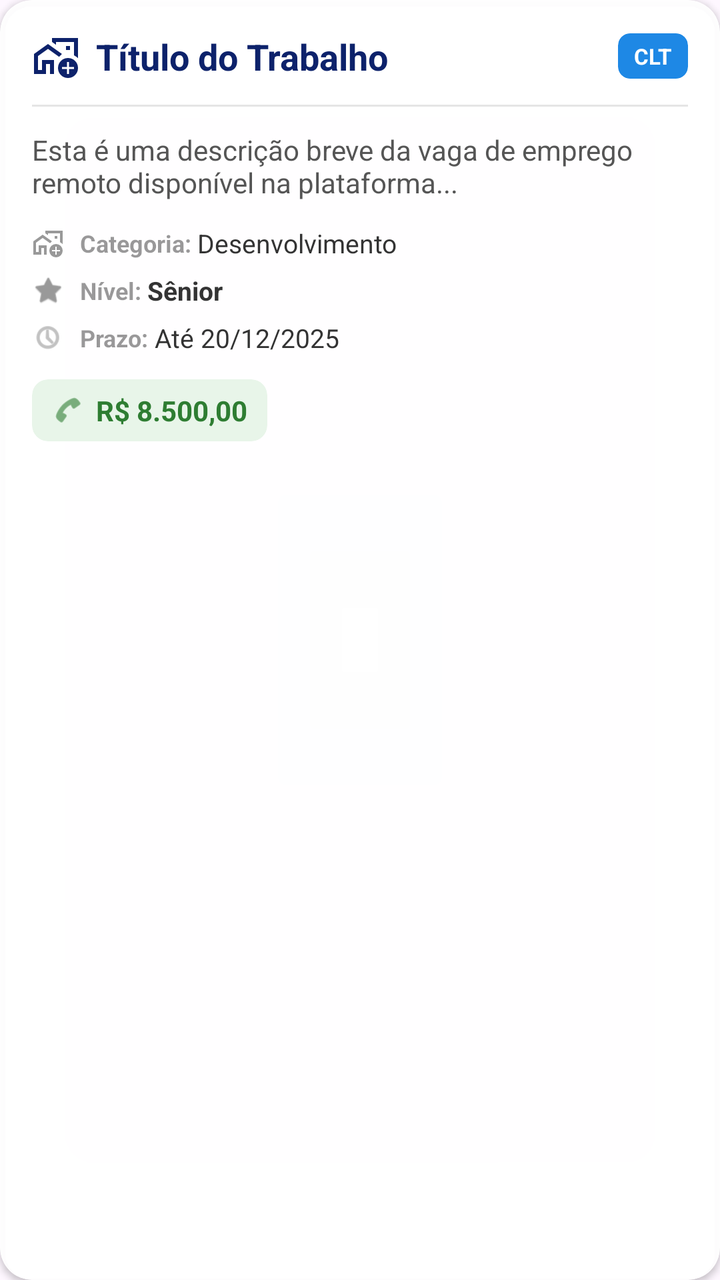
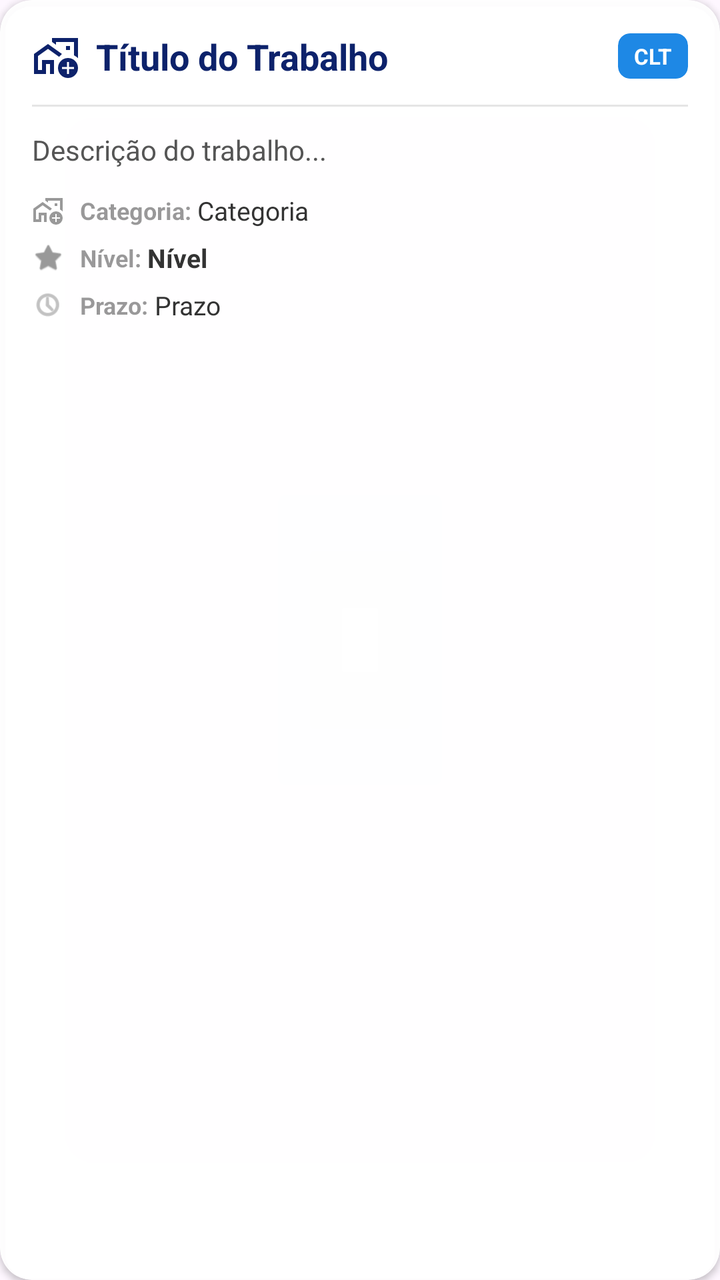

Two renders of the same Android screen: before a commit and after it. Below are the layout's source before the change and the commit's diff.
<!-- AndroidManifest.xml: application theme Theme.PlataformaRemota -->
<!-- res/layout/item_trabalho.xml -->
<?xml version="1.0" encoding="utf-8"?>
<com.google.android.material.card.MaterialCardView xmlns:android="http://schemas.android.com/apk/res/android"
    xmlns:app="http://schemas.android.com/apk/res-auto"
    xmlns:tools="http://schemas.android.com/tools"
    android:layout_width="match_parent"
    android:layout_height="wrap_content"
    android:layout_marginHorizontal="4dp"
    android:layout_marginVertical="6dp"
    app:cardBackgroundColor="#F2FFFFFF"
    app:cardCornerRadius="16dp"
    app:cardElevation="2dp"
    app:strokeWidth="0dp">

    <LinearLayout
        android:layout_width="match_parent"
        android:layout_height="wrap_content"
        android:orientation="vertical"
        android:padding="16dp">

        
        <RelativeLayout
            android:layout_width="match_parent"
            android:layout_height="wrap_content"
            android:layout_marginBottom="12dp">

            <ImageView
                android:id="@+id/imgWorkIcon"
                android:layout_width="24dp"
                android:layout_height="24dp"
                android:layout_alignParentStart="true"
                android:layout_centerVertical="true"
                android:layout_marginEnd="8dp"
                android:src="@drawable/ic_work_outline"
                app:tint="#0D226B" />

            <com.google.android.material.card.MaterialCardView
                android:id="@+id/cardTipoContrato"
                android:layout_width="wrap_content"
                android:layout_height="wrap_content"
                android:layout_alignParentEnd="true"
                android:layout_centerVertical="true"
                app:cardBackgroundColor="#1E88E5"
                app:cardCornerRadius="6dp"
                app:cardElevation="0dp"
                app:strokeWidth="0dp">

                <TextView
                    android:id="@+id/txtTipoContrato"
                    android:layout_width="wrap_content"
                    android:layout_height="wrap_content"
                    android:paddingHorizontal="8dp"
                    android:paddingVertical="4dp"
                    android:text="CLT"
                    android:textColor="@color/white"
                    android:textSize="11sp"
                    android:textStyle="bold"
                    tools:ignore="SmallSp" />
            </com.google.android.material.card.MaterialCardView>

            <TextView
                android:id="@+id/txtTitulo"
                android:layout_width="match_parent"
                android:layout_height="wrap_content"
                android:layout_toEndOf="@id/imgWorkIcon"
                android:layout_toStartOf="@id/cardTipoContrato"
                android:layout_centerVertical="true"
                android:ellipsize="end"
                android:maxLines="1"
                android:text="Título do Trabalho"
                android:textColor="#0D226B"
                android:textSize="18sp"
                android:textStyle="bold" />

        </RelativeLayout>

        
        <View
            android:layout_width="match_parent"
            android:layout_height="1dp"
            android:background="#1A000000"
            android:layout_marginBottom="12dp" />

        
        <TextView
            android:id="@+id/txtDescricao"
            android:layout_width="match_parent"
            android:layout_height="wrap_content"
            android:layout_marginBottom="12dp"
            android:ellipsize="end"
            android:maxLines="2"
            android:text="Esta é uma descrição breve da vaga de emprego remoto disponível na plataforma..."
            android:textColor="#555555"
            android:textSize="14sp" />

        
        <LinearLayout
            android:layout_width="match_parent"
            android:layout_height="wrap_content"
            android:orientation="vertical"
            android:layout_marginBottom="12dp">

            
            <LinearLayout
                android:layout_width="match_parent"
                android:layout_height="wrap_content"
                android:gravity="center_vertical"
                android:orientation="horizontal"
                android:layout_marginBottom="6dp">

                <ImageView
                    android:layout_width="16dp"
                    android:layout_height="16dp"
                    android:layout_marginEnd="8dp"
                    android:src="@drawable/ic_work_outline"
                    app:tint="#66000000" />

                <TextView
                    android:layout_width="wrap_content"
                    android:layout_height="wrap_content"
                    android:text="Categoria: "
                    android:textColor="#66000000"
                    android:textSize="12sp"
                    android:textStyle="bold" />

                <TextView
                    android:id="@+id/txtCategoria"
                    android:layout_width="match_parent"
                    android:layout_height="wrap_content"
                    android:text="Desenvolvimento"
                    android:textColor="#333333"
                    android:textSize="13sp" />
            </LinearLayout>

            
            <LinearLayout
                android:layout_width="match_parent"
                android:layout_height="wrap_content"
                android:gravity="center_vertical"
                android:orientation="horizontal"
                android:layout_marginBottom="6dp">

                <ImageView
                    android:layout_width="16dp"
                    android:layout_height="16dp"
                    android:layout_marginEnd="8dp"
                    android:src="@android:drawable/btn_star_big_on"
                    app:tint="#66000000" />

                <TextView
                    android:layout_width="wrap_content"
                    android:layout_height="wrap_content"
                    android:text="Nível: "
                    android:textColor="#66000000"
                    android:textSize="12sp"
                    android:textStyle="bold" />

                <TextView
                    android:id="@+id/txtNivel"
                    android:layout_width="match_parent"
                    android:layout_height="wrap_content"
                    android:text="Sênior"
                    android:textColor="#333333"
                    android:textSize="13sp"
                    android:textStyle="bold" />
            </LinearLayout>

            
            <LinearLayout
                android:layout_width="match_parent"
                android:layout_height="wrap_content"
                android:gravity="center_vertical"
                android:orientation="horizontal">

                <ImageView
                    android:layout_width="16dp"
                    android:layout_height="16dp"
                    android:layout_marginEnd="8dp"
                    android:src="@android:drawable/ic_menu_recent_history"
                    app:tint="#66000000" />

                <TextView
                    android:layout_width="wrap_content"
                    android:layout_height="wrap_content"
                    android:text="Prazo: "
                    android:textColor="#66000000"
                    android:textSize="12sp"
                    android:textStyle="bold" />

                <TextView
                    android:id="@+id/txtPrazo"
                    android:layout_width="match_parent"
                    android:layout_height="wrap_content"
                    android:text="Até 20/12/2025"
                    android:textColor="#333333"
                    android:textSize="13sp" />
            </LinearLayout>

        </LinearLayout>

        
        <com.google.android.material.card.MaterialCardView
            android:layout_width="wrap_content"
            android:layout_height="wrap_content"
            app:cardBackgroundColor="#E8F5E9"
            app:cardCornerRadius="8dp"
            app:cardElevation="0dp"
            app:strokeWidth="0dp">

            <LinearLayout
                android:layout_width="wrap_content"
                android:layout_height="wrap_content"
                android:gravity="center_vertical"
                android:orientation="horizontal"
                android:paddingHorizontal="10dp"
                android:paddingVertical="6dp">

                <ImageView
                    android:layout_width="16dp"
                    android:layout_height="16dp"
                    android:layout_marginEnd="6dp"
                    android:src="@android:drawable/ic_menu_call"
                    app:tint="#2E7D32" />

                <TextView
                    android:id="@+id/txtSalario"
                    android:layout_width="wrap_content"
                    android:layout_height="wrap_content"
                    android:text="R$ 8.500,00"
                    android:textColor="#2E7D32"
                    android:textSize="14sp"
                    android:textStyle="bold" />
            </LinearLayout>
        </com.google.android.material.card.MaterialCardView>

    </LinearLayout>
</com.google.android.material.card.MaterialCardView>
<!-- resources referenced by this layout -->
<resources>
  <color name="white">#FFFFFFFF</color>
  <!-- drawable ic_work_outline (drawable) -->
  <vector xmlns:android="http://schemas.android.com/apk/res/android" android:height="24dp" android:tint="#000000" android:viewportHeight="960" android:viewportWidth="960" android:width="24dp">
        
      <path android:fillColor="@android:color/white" android:pathData="M200,760L200,560L320,560L440,560L440,760Q440,760 440,760Q440,760 440,760Q440,760 440,760Q440,760 440,760L440,760L440,560L200,560L200,760ZM680,400L680,400Q680,400 680,400Q680,400 680,400Q680,400 680,400Q680,400 680,400L680,400L680,400L680,400ZM40,840L40,440L320,240L600,440L600,440Q586,454 571.5,468.5Q557,483 543,497L543,497L320,338L120,480L120,760L200,760L200,560L440,560L440,760L440,760Q440,781 440,801Q440,821 440,840L360,840L360,640L280,640L280,840L40,840ZM920,120L920,525Q903,507 883,492.5Q863,478 840,467L840,200L480,200L480,256L400,198L400,120L920,120ZM680,360L760,360L760,280L680,280L680,360ZM720,920Q637,920 578.5,861.5Q520,803 520,720Q520,637 578.5,578.5Q637,520 720,520Q803,520 861.5,578.5Q920,637 920,720Q920,803 861.5,861.5Q803,920 720,920ZM700,840L740,840L740,740L840,740L840,700L740,700L740,600L700,600L700,700L600,700L600,740L700,740L700,840Z"/>
      
  </vector>
  <style name="Theme.PlataformaRemota" parent="Base.Theme.PlataformaRemota" />
  <style name="Base.Theme.PlataformaRemota" parent="Theme.Material3.DayNight.NoActionBar">
          
          
      </style>
</resources>

<!-- the commit's change to res/layout/item_trabalho.xml (unified diff, before → after) -->
@@ -1,5 +1,7 @@
 <?xml version="1.0" encoding="utf-8"?>
-<com.google.android.material.card.MaterialCardView xmlns:android="http://schemas.android.com/apk/res/android"
+<com.google.android.material.card.MaterialCardView
+    xmlns:android="http://schemas.android.com/apk/res/android"
+    android:id="@+id/cardTrabalho"
     xmlns:app="http://schemas.android.com/apk/res-auto"
     xmlns:tools="http://schemas.android.com/tools"
     android:layout_width="match_parent"
@@ -88,7 +90,7 @@
             android:layout_marginBottom="12dp"
             android:ellipsize="end"
             android:maxLines="2"
-            android:text="Esta é uma descrição breve da vaga de emprego remoto disponível na plataforma..."
+            android:text="Descrição do trabalho..."
             android:textColor="#555555"
             android:textSize="14sp" />
 
@@ -96,8 +98,7 @@
         <LinearLayout
             android:layout_width="match_parent"
             android:layout_height="wrap_content"
-            android:orientation="vertical"
-            android:layout_marginBottom="12dp">
+            android:orientation="vertical">
 
             
             <LinearLayout
@@ -126,7 +127,7 @@
                     android:id="@+id/txtCategoria"
                     android:layout_width="match_parent"
                     android:layout_height="wrap_content"
-                    android:text="Desenvolvimento"
+                    android:text="Categoria"
                     android:textColor="#333333"
                     android:textSize="13sp" />
             </LinearLayout>
@@ -158,7 +159,7 @@
                     android:id="@+id/txtNivel"
                     android:layout_width="match_parent"
                     android:layout_height="wrap_content"
-                    android:text="Sênior"
+                    android:text="Nível"
                     android:textColor="#333333"
                     android:textSize="13sp"
                     android:textStyle="bold" />
@@ -190,47 +191,12 @@
                     android:id="@+id/txtPrazo"
                     android:layout_width="match_parent"
                     android:layout_height="wrap_content"
-                    android:text="Até 20/12/2025"
+                    android:text="Prazo"
                     android:textColor="#333333"
                     android:textSize="13sp" />
             </LinearLayout>
 
         </LinearLayout>
 
-        
-        <com.google.android.material.card.MaterialCardView
-            android:layout_width="wrap_content"
-            android:layout_height="wrap_content"
-            app:cardBackgroundColor="#E8F5E9"
-            app:cardCornerRadius="8dp"
-            app:cardElevation="0dp"
-            app:strokeWidth="0dp">
-
-            <LinearLayout
-                android:layout_width="wrap_content"
-                android:layout_height="wrap_content"
-                android:gravity="center_vertical"
-                android:orientation="horizontal"
-                android:paddingHorizontal="10dp"
-                android:paddingVertical="6dp">
-
-                <ImageView
-                    android:layout_width="16dp"
-                    android:layout_height="16dp"
-                    android:layout_marginEnd="6dp"
-                    android:src="@android:drawable/ic_menu_call"
-                    app:tint="#2E7D32" />
-
-                <TextView
-                    android:id="@+id/txtSalario"
-                    android:layout_width="wrap_content"
-                    android:layout_height="wrap_content"
-                    android:text="R$ 8.500,00"
-                    android:textColor="#2E7D32"
-                    android:textSize="14sp"
-                    android:textStyle="bold" />
-            </LinearLayout>
-        </com.google.android.material.card.MaterialCardView>
-
     </LinearLayout>
 </com.google.android.material.card.MaterialCardView>
